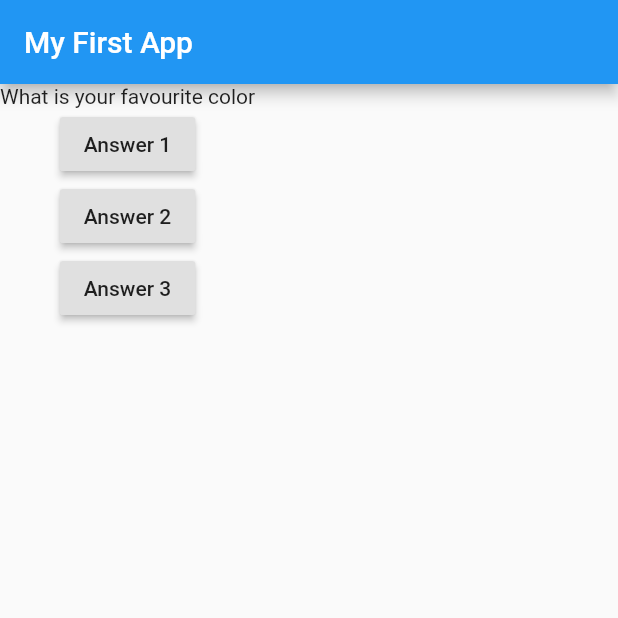
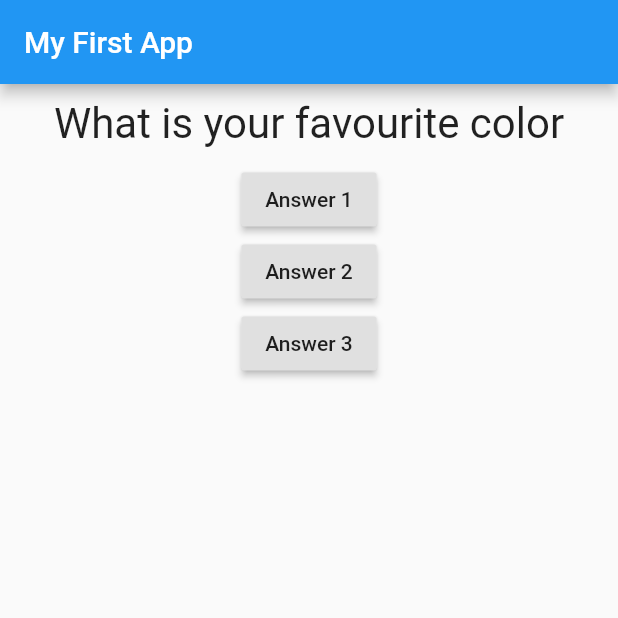
Before and after one commit to deepBn/flutter-course-quiz, a Flutter app: the screen it shows after launch, on a phone screen of 412 x 824 dp, the top half of it. Run offline on Flutter 3.47's test engine with Material 2 defaults, Android fonts, the phone set to English and light mode, and no system bars.

Commit message:
added separate question widget

```diff
--- a/lib/main.dart
+++ b/lib/main.dart
@@ -1,4 +1,6 @@
 import 'package:flutter/material.dart';
+
+import './question.dart';
 
 void main() => runApp(MyApp());
 
@@ -33,7 +35,7 @@ class _MyAppState extends State<MyApp> {
         ),
         body: Column(
           children: <Widget>[
-            Text(
+            Question(
               questions[_questionIndex],
             ),
             RaisedButton(
--- /dev/null
+++ b/lib/question.dart
@@ -0,0 +1,20 @@
+import 'package:flutter/material.dart';
+
+class Question extends StatelessWidget {
+  final String questionText;
+
+  Question(this.questionText);
+
+  @override
+  Widget build(BuildContext context) {
+    return Container(
+      width: double.infinity,
+      margin: EdgeInsets.all(10),
+      child: Text(
+        questionText,
+        style: TextStyle(fontSize: 28),
+        textAlign: TextAlign.center,
+      ),
+    );
+  }
+}
```
